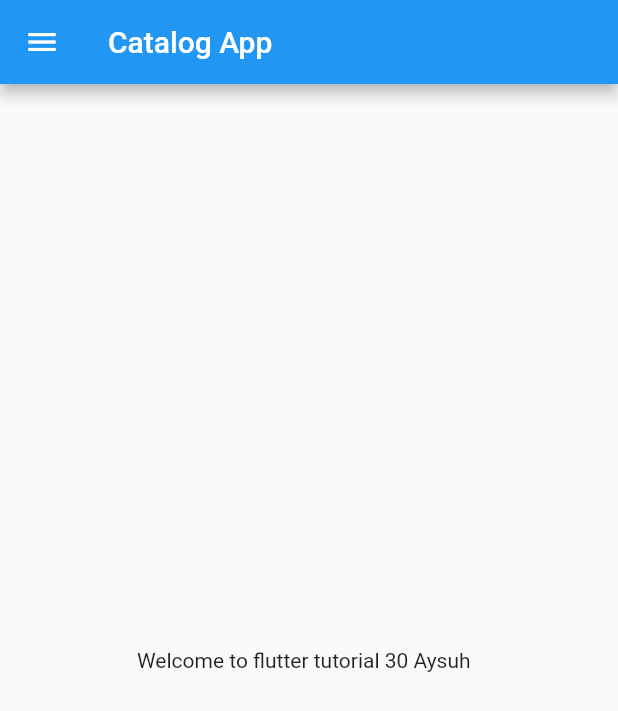
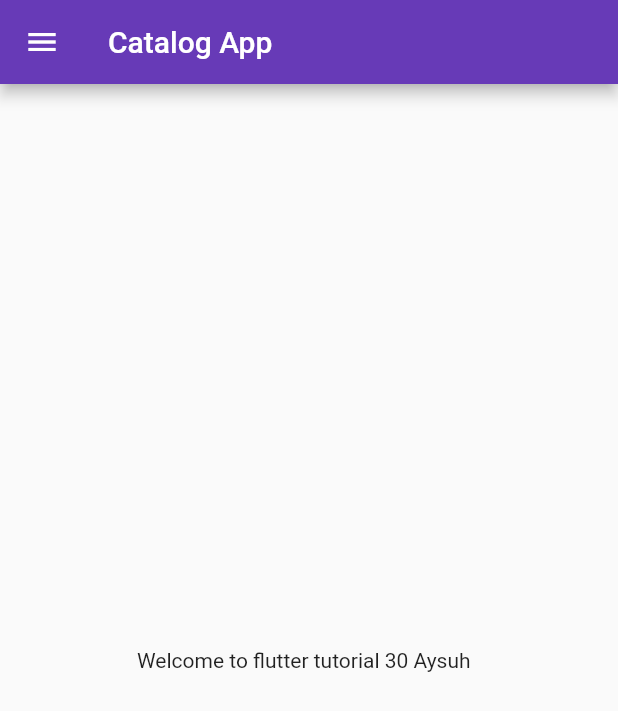
Before and after one commit to Ayushtiwari67/30daysofFlutter, a Flutter app: the screen it shows after launch, on a phone screen of 412 x 824 dp. Shown: the top 711 px of the screen. Run offline on Flutter 3.47's test engine with Material 2 defaults, Android fonts, the light colour scheme and no system bars.

Commit message:
Day 3 completed

```diff
--- a/lib/main.dart
+++ b/lib/main.dart
@@ -1,6 +1,7 @@
 // ignore_for_file: prefer_const_constructors
 
-import 'package:ayush/home_page.dart';
+import 'package:ayush/pages/home_page.dart';
+import 'package:ayush/pages/login.dart';
 import 'package:flutter/material.dart';
 
 void main() {
@@ -12,6 +13,18 @@ class MyApp extends StatelessWidget {
 
   @override
   Widget build(BuildContext context) {
-    return MaterialApp(home: HomePage());
+    return MaterialApp(
+      // home: HomePage(),
+      themeMode: ThemeMode.light,
+      theme: ThemeData(primarySwatch: Colors.deepPurple),
+      darkTheme:
+          ThemeData(brightness: Brightness.dark, primarySwatch: Colors.amber),
+      initialRoute: "/home",
+      routes: {
+        "/": (context) => LoginPage(),
+        "/home": (context) => HomePage(),
+        "/login": (context) => LoginPage()
+      },
+    );
   }
 }
```
Also changed, not shown: lib/pages/login.dart (added, +22 -0 lines), lib/pages/home_page.dart (renamed from lib/home_page.dart).
